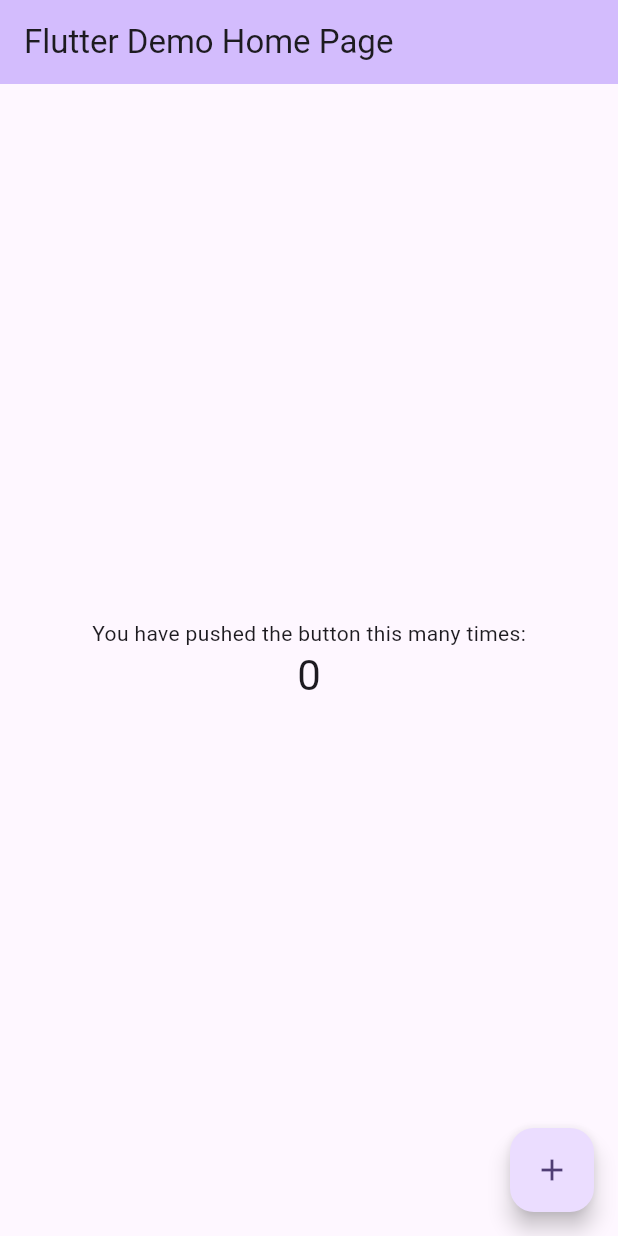
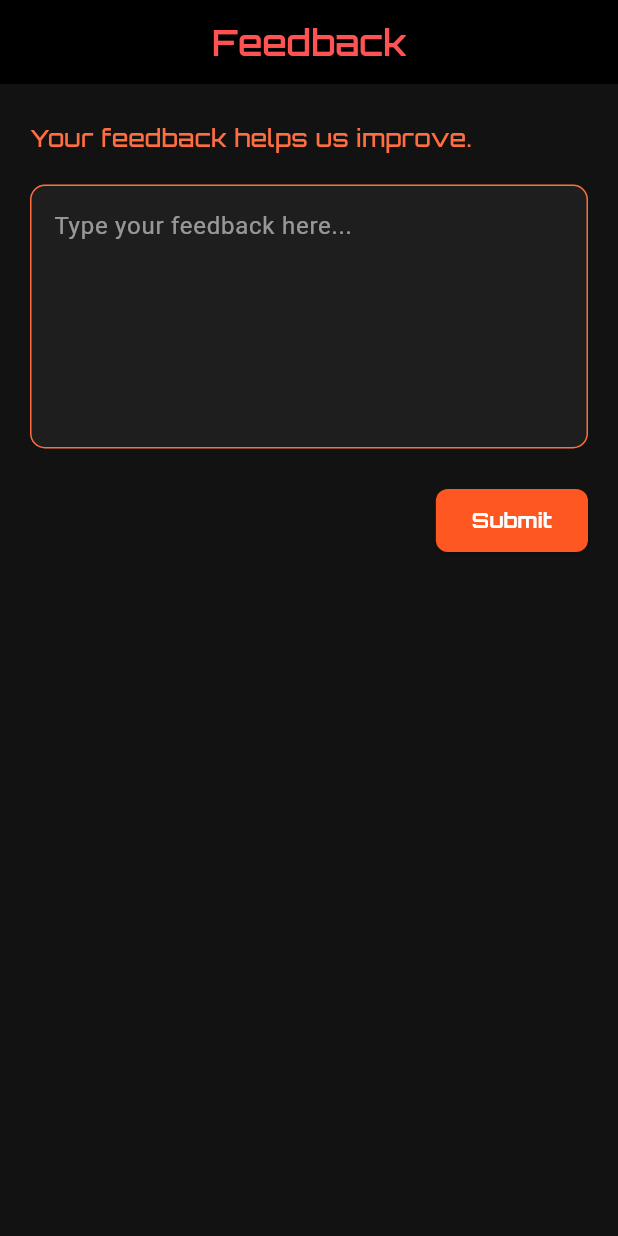
Before and after one commit to jabsina/mars_app, a Flutter app: the screen it shows after launch, on a phone screen of 412 x 824 dp. Run offline on Flutter 3.47's test engine with Material 3 defaults, Android fonts, the phone set to English and light mode, and no system bars; our stand-ins replace google_fonts.

Commit message:
feedback page added

```diff
--- /dev/null
+++ b/lib/feedback.dart
@@ -0,0 +1,127 @@
+import 'package:flutter/material.dart';
+import 'package:google_fonts/google_fonts.dart';
+
+class FeedbackPage extends StatefulWidget {
+  const FeedbackPage({super.key});
+
+  @override
+  State<FeedbackPage> createState() => _FeedbackPageState();
+}
+
+class _FeedbackPageState extends State<FeedbackPage> {
+  final _formKey = GlobalKey<FormState>();
+  final TextEditingController _feedbackController = TextEditingController();
+
+  @override
+  void dispose() {
+    _feedbackController.dispose();
+    super.dispose();
+  }
+
+  void _submitFeedback() {
+    if (_formKey.currentState!.validate()) {
+      final feedback = _feedbackController.text.trim();
+
+      ScaffoldMessenger.of(context).showSnackBar(
+        const SnackBar(
+          content: Text('Martian AI has evaluated your comment: 0.0001% useful.'),
+          backgroundColor: const Color(0xFF121212),
+        ),
+      );
+
+      _feedbackController.clear();
+    }
+  }
+
+  @override
+  Widget build(BuildContext context) {
+    return Scaffold(
+      backgroundColor: const Color(0xFF121212), // Professional dark background
+      appBar: AppBar(
+        backgroundColor: Colors.black,
+        title: Text(
+          'Feedback',
+          style: GoogleFonts.orbitron(
+            fontSize: 24,
+            color: Colors.redAccent,
+            fontWeight: FontWeight.w600,
+          ),
+        ),
+        centerTitle: true,
+      ),
+      body: Padding(
+        padding: const EdgeInsets.symmetric(horizontal: 20, vertical: 24),
+        child: Form(
+          key: _formKey,
+          child: Column(
+            crossAxisAlignment: CrossAxisAlignment.start,
+            children: [
+              Text(
+                'Your feedback helps us improve.',
+                style: GoogleFonts.orbitron(
+                  fontSize: 16,
+                  fontWeight: FontWeight.w500,
+                  color: Colors.deepOrangeAccent,
+                ),
+              ),
+              const SizedBox(height: 20),
+              TextFormField(
+                controller: _feedbackController,
+                maxLines: 6,
+                style: const TextStyle(color: Colors.white),
+                decoration: InputDecoration(
+                  hintText: 'Type your feedback here...',
+                  hintStyle: const TextStyle(color: Colors.white54),
+                  filled: true,
+                  fillColor: const Color(0xFF1E1E1E),
+                  border: OutlineInputBorder(
+                    borderRadius: BorderRadius.circular(10),
+                    borderSide: const BorderSide(color: Colors.deepOrange),
+                  ),
+                  enabledBorder: OutlineInputBorder(
+                    borderRadius: BorderRadius.circular(10),
+                    borderSide: const BorderSide(
+                      color: Colors.deepOrangeAccent,
+                    ),
+                  ),
+                ),
+                validator: (value) {
+                  if (value == null || value.trim().isEmpty) {
+                    return 'Please enter some feedback.';
+                  }
+                  return null;
+                },
+              ),
+              const SizedBox(height: 24),
+              Align(
+                alignment: Alignment.centerRight,
+                child: ElevatedButton(
+                  onPressed: _submitFeedback,
+                  style: ElevatedButton.styleFrom(
+                    backgroundColor: Colors.deepOrange,
+                    padding: const EdgeInsets.symmetric(
+                      horizontal: 24,
+                      vertical: 12,
+                    ),
+                    textStyle: GoogleFonts.orbitron(
+                      fontSize: 14,
+                      fontWeight: FontWeight.bold,
+                      color: Colors.white,
+                    ),
+                    shape: RoundedRectangleBorder(
+                      borderRadius: BorderRadius.circular(8),
+                    ),
+                  ),
+                  child: const Text(
+                    'Submit',
+                    style: TextStyle(color: Colors.white),
+                  ),
+                ),
+              ),
+            ],
+          ),
+        ),
+      ),
+    );
+  }
+}
--- a/lib/main.dart
+++ b/lib/main.dart
@@ -1,4 +1,5 @@
 import 'package:flutter/material.dart';
+import 'package:mars_app/feedback.dart';
 
 void main() {
   runApp(const MyApp());
@@ -30,93 +31,7 @@ class MyApp extends StatelessWidget {
         // tested with just a hot reload.
         colorScheme: ColorScheme.fromSeed(seedColor: Colors.deepPurple),
       ),
-      home: const MyHomePage(title: 'Flutter Demo Home Page'),
+      home:FeedbackPage(),
     );
   }
 }
-
-class MyHomePage extends StatefulWidget {
-  const MyHomePage({super.key, required this.title});
-
-  // This widget is the home page of your application. It is stateful, meaning
-  // that it has a State object (defined below) that contains fields that affect
-  // how it looks.
-
-  // This class is the configuration for the state. It holds the values (in this
-  // case the title) provided by the parent (in this case the App widget) and
-  // used by the build method of the State. Fields in a Widget subclass are
-  // always marked "final".
-
-  final String title;
-
-  @override
-  State<MyHomePage> createState() => _MyHomePageState();
-}
-
-class _MyHomePageState extends State<MyHomePage> {
-  int _counter = 0;
-
-  void _incrementCounter() {
-    setState(() {
-      // This call to setState tells the Flutter framework that something has
-      // changed in this State, which causes it to rerun the build method below
-      // so that the display can reflect the updated values. If we changed
-      // _counter without calling setState(), then the build method would not be
-      // called again, and so nothing would appear to happen.
-      _counter++;
-    });
-  }
-
-  @override
-  Widget build(BuildContext context) {
-    // This method is rerun every time setState is called, for instance as done
-    // by the _incrementCounter method above.
-    //
-    // The Flutter framework has been optimized to make rerunning build methods
-    // fast, so that you can just rebuild anything that needs updating rather
-    // than having to individually change instances of widgets.
-    return Scaffold(
-      appBar: AppBar(
-        // TRY THIS: Try changing the color here to a specific color (to
-        // Colors.amber, perhaps?) and trigger a hot reload to see the AppBar
-        // change color while the other colors stay the same.
-        backgroundColor: Theme.of(context).colorScheme.inversePrimary,
-        // Here we take the value from the MyHomePage object that was created by
-        // the App.build method, and use it to set our appbar title.
-        title: Text(widget.title),
-      ),
-      body: Center(
-        // Center is a layout widget. It takes a single child and positions it
-        // in the middle of the parent.
-        child: Column(
-          // Column is also a layout widget. It takes a list of children and
-          // arranges them vertically. By default, it sizes itself to fit its
-          // children horizontally, and tries to be as tall as its parent.
-          //
-          // Column has various properties to control how it sizes itself and
-          // how it positions its children. Here we use mainAxisAlignment to
-          // center the children vertically; the main axis here is the vertical
-          // axis because Columns are vertical (the cross axis would be
-          // horizontal).
-          //
-          // TRY THIS: Invoke "debug painting" (choose the "Toggle Debug Paint"
-          // action in the IDE, or press "p" in the console), to see the
-          // wireframe for each widget.
-          mainAxisAlignment: MainAxisAlignment.center,
-          children: <Widget>[
-            const Text('You have pushed the button this many times:'),
-            Text(
-              '$_counter',
-              style: Theme.of(context).textTheme.headlineMedium,
-            ),
-          ],
-        ),
-      ),
-      floatingActionButton: FloatingActionButton(
-        onPressed: _incrementCounter,
-        tooltip: 'Increment',
-        child: const Icon(Icons.add),
-      ), // This trailing comma makes auto-formatting nicer for build methods.
-    );
-  }
-}
--- a/pubspec.yaml
+++ b/pubspec.yaml
@@ -34,6 +34,7 @@ dependencies:
   # The following adds the Cupertino Icons font to your application.
   # Use with the CupertinoIcons class for iOS style icons.
   cupertino_icons: ^1.0.8
+  google_fonts: ^6.3.0
 
 dev_dependencies:
   flutter_test:
```
Also changed, not shown: pubspec.lock, 1 other file.
